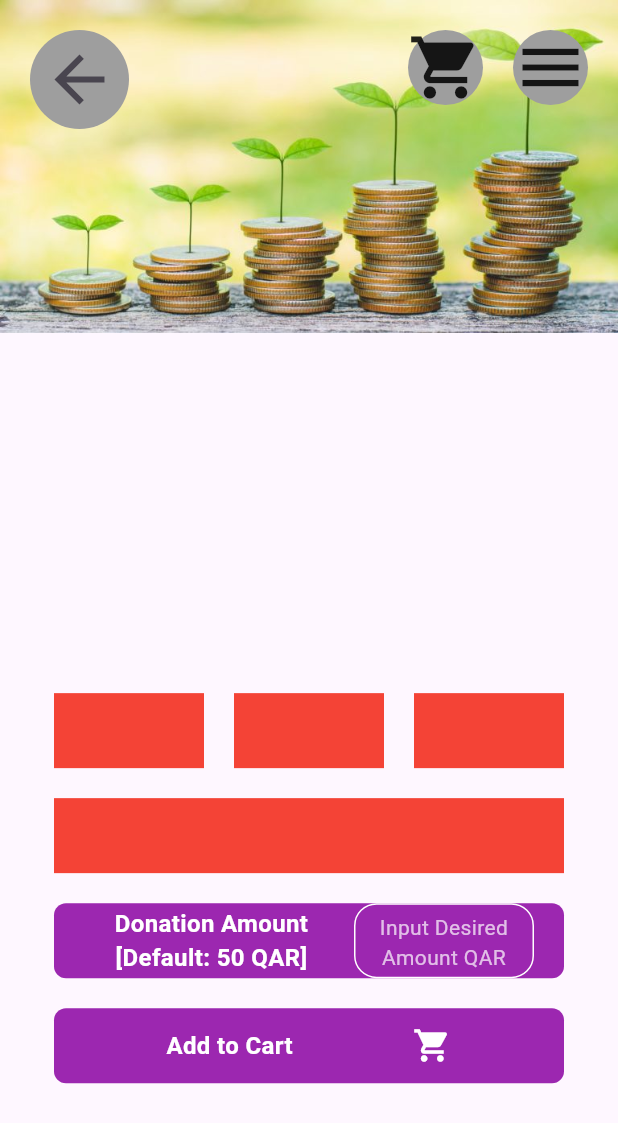
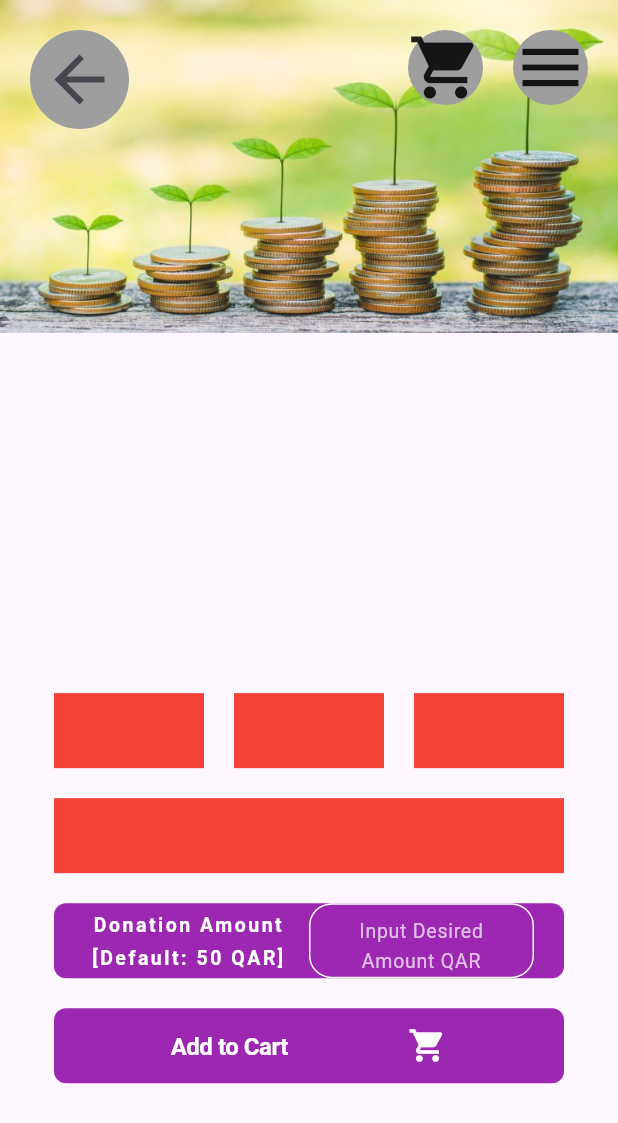
Before and after one commit to VisionForAll-QRCS/QRCS-flutter-app, a Flutter app: the screen it shows after launch, on a phone screen of 412 x 824 dp. Shown: the top 1123 px of the screen. Run offline on Flutter 3.47's test engine with Material 3 defaults, Android fonts, the phone set to English and light mode, and no system bars; missing offline and left inert: accessibility_tools.

Commit message:
Added Inria Sans font

```diff
--- a/lib/main.dart
+++ b/lib/main.dart
@@ -76,33 +76,54 @@
                           Expanded(
                             child: Text(
                               "Donation Amount [Default: 50 QAR]",
-                              style: TextStyle(color: Colors.white, fontSize: 16, fontWeight: FontWeight.bold),
+                              style: TextStyle(
+                                color: Colors.white,
+                                fontSize: 13,
+                                fontWeight: FontWeight.bold,
+                                height: 24 / 14, // Line height set to 24 (calculated as line height / font size)
+                                letterSpacing: 1.68, // Letter spacing set to 1.68
+                              ),
                               textAlign: TextAlign.center, // Center-align the text
                             ),
                           ),
                           const SizedBox(width: 10),
                           Container(
-                            width: 120,
-                            padding: const EdgeInsets.symmetric(horizontal: 10, vertical: 5),
+                            width: 150, // Ensures enough space for two lines
+                            padding: const EdgeInsets.symmetric(horizontal: 10, vertical: 2),
                             decoration: BoxDecoration(
                               border: Border.all(color: Colors.white),
                               borderRadius: BorderRadius.circular(15),
                             ),
-                            child: const Text(
-                              "Input Desired Amount QAR",
-                              style: TextStyle(color: Colors.white70, fontSize: 14),
+                            child: TextField(
+                              keyboardType: TextInputType.number,
+                              style: TextStyle(color: Colors.white70, fontSize: 19),
                               textAlign: TextAlign.center,
+                              textAlignVertical: TextAlignVertical.center, // Keeps cursor centered
+                              maxLines: 2, // Allows placeholder to show on two lines
+                              decoration: InputDecoration(
+                                border: InputBorder.none,
+                                hintText: "Input Desired Amount QAR", // Forces two-line display
+                                hintStyle: TextStyle(color: Colors.white70, fontSize: 13),
+                                contentPadding: EdgeInsets.symmetric(vertical: 4, horizontal: 5), // Adjust for better alignment
+                              ),
                             ),
                           ),
                         ],
                       ),
                     ),
                     SizedBox(height: 20), // Add some space between the buttons
-                    Container(
+                    GestureDetector(
+                      onTap: () {
+                        // Add to cart logic here
+                      },
+                      child: Semantics(
+                        label: 'Add to cart',
+                        button: true,
+                        child: Container(
                           width: 340,
                           height: 50,
                           decoration: BoxDecoration(
-                        color: Colors.purple, // Adjust color to match your design
+                            color: Colors.purple,
                             borderRadius: BorderRadius.circular(8),
                           ),
                           child: Row(
@@ -114,9 +135,11 @@
                                   color: Colors.white,
                                   fontSize: 16,
                                   fontWeight: FontWeight.bold,
+                                  height: 1.4,
+                                  letterSpacing: -0.02 * 16,
                                 ),
                               ),
-                          SizedBox(width: 80), // Add some space between the text and the icon
+                              SizedBox(width: 80),
                               Icon(
                                 Icons.shopping_cart,
                                 color: Colors.white,
@@ -125,6 +148,8 @@
                             ],
                           ),
                         ),
+                      ),
+                    )
                   ],
                 ),
               ],
--- a/pubspec.yaml
+++ b/pubspec.yaml
@@ -63,6 +63,10 @@ flutter:
     - assets/plantCoins.jpg
     #   - images/a_dot_ham.jpeg
 
+  fonts:
+    - family: InriaSans
+      fonts:
+        - asset: assets/fonts/InriaSans-Bold.otf
   # An image asset can refer to one or more resolution-specific "variants", see
   # https://flutter.dev/to/resolution-aware-images
 
```
Also changed, not shown: assets/InriaSans-Bold.otf (added). Lines whose indentation alone changed are shown as unchanged.
